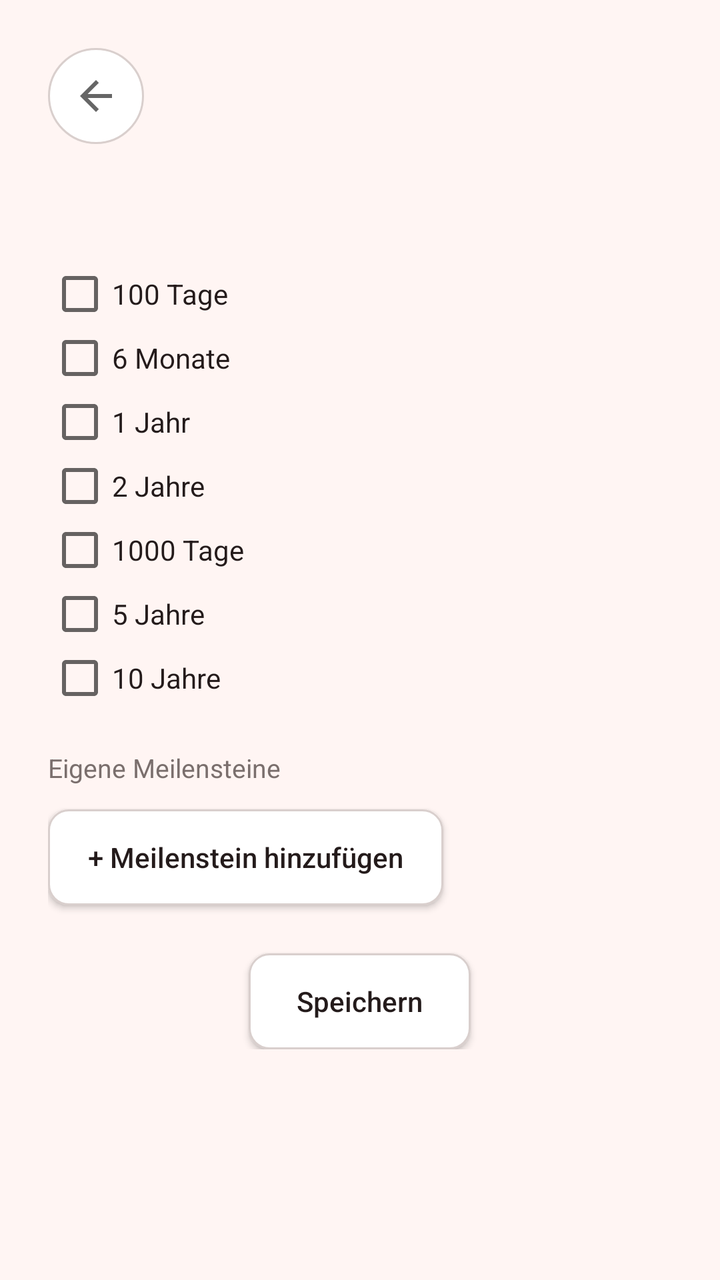
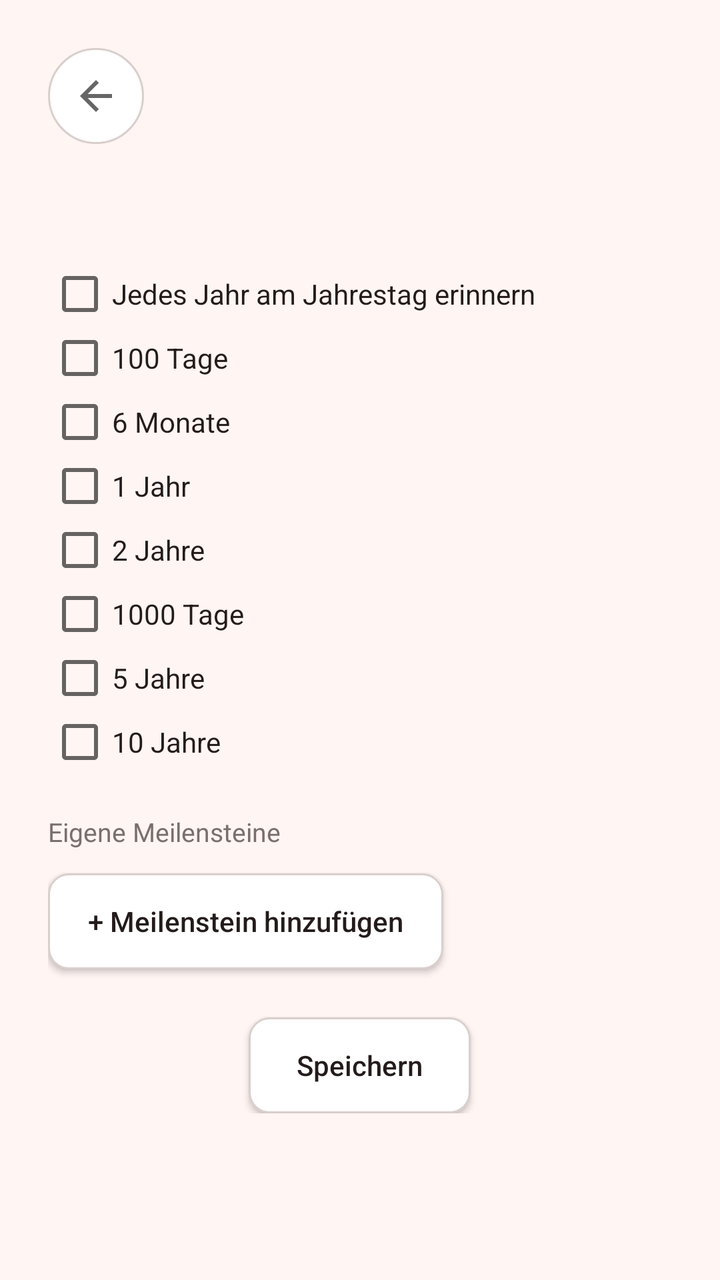

The first picture is an Android layout as it rendered before a commit; the second is the same layout after the commit. The layout source and the unified diff follow.
<!-- AndroidManifest.xml: activity theme Theme.AnniversaryCounter -->
<!-- res/layout/activity_milestone_settings.xml -->
<?xml version="1.0" encoding="utf-8"?>
<ScrollView xmlns:android="http://schemas.android.com/apk/res/android"
    android:layout_width="match_parent"
    android:layout_height="match_parent"
    android:background="@color/bg">

    <LinearLayout
        android:layout_width="match_parent"
        android:layout_height="wrap_content"
        android:orientation="vertical"
        android:padding="24dp">

        <ImageButton
            android:id="@+id/btnBack"
            android:layout_width="48dp"
            android:layout_height="48dp"
            android:layout_marginBottom="16dp"
            android:background="@drawable/btn_circle"
            android:contentDescription="@string/back"
            android:padding="12dp"
            android:src="@drawable/ic_back" />

        <TextView
            android:id="@+id/tvMilestoneTitle"
            android:layout_width="wrap_content"
            android:layout_height="wrap_content"
            android:layout_marginBottom="16dp"
            android:textColor="@color/text_primary"
            android:textSize="20sp"
            android:textStyle="bold" />

        <CheckBox
            android:id="@+id/cbDays100"
            android:layout_width="wrap_content"
            android:layout_height="wrap_content"
            android:text="@string/milestone_days_100"
            android:textColor="@color/text_primary" />

        <CheckBox
            android:id="@+id/cbMonths6"
            android:layout_width="wrap_content"
            android:layout_height="wrap_content"
            android:text="@string/milestone_months_6"
            android:textColor="@color/text_primary" />

        <CheckBox
            android:id="@+id/cbYears1"
            android:layout_width="wrap_content"
            android:layout_height="wrap_content"
            android:text="@string/milestone_years_1"
            android:textColor="@color/text_primary" />

        <CheckBox
            android:id="@+id/cbYears2"
            android:layout_width="wrap_content"
            android:layout_height="wrap_content"
            android:text="@string/milestone_years_2"
            android:textColor="@color/text_primary" />

        <CheckBox
            android:id="@+id/cbDays1000"
            android:layout_width="wrap_content"
            android:layout_height="wrap_content"
            android:text="@string/milestone_days_1000"
            android:textColor="@color/text_primary" />

        <CheckBox
            android:id="@+id/cbYears5"
            android:layout_width="wrap_content"
            android:layout_height="wrap_content"
            android:text="@string/milestone_years_5"
            android:textColor="@color/text_primary" />

        <CheckBox
            android:id="@+id/cbYears10"
            android:layout_width="wrap_content"
            android:layout_height="wrap_content"
            android:layout_marginBottom="20dp"
            android:text="@string/milestone_years_10"
            android:textColor="@color/text_primary" />

        <TextView
            android:layout_width="wrap_content"
            android:layout_height="wrap_content"
            android:layout_marginBottom="8dp"
            android:text="@string/milestone_custom_section_title"
            android:textColor="@color/text_secondary"
            android:textSize="13sp" />

        <LinearLayout
            android:id="@+id/customMilestonesContainer"
            android:layout_width="match_parent"
            android:layout_height="wrap_content"
            android:orientation="vertical" />

        <Button
            android:id="@+id/btnAddMilestoneRow"
            android:layout_width="wrap_content"
            android:layout_height="wrap_content"
            android:layout_marginTop="4dp"
            android:layout_marginBottom="24dp"
            android:background="@drawable/btn_outline"
            android:paddingStart="20dp"
            android:paddingTop="10dp"
            android:paddingEnd="20dp"
            android:paddingBottom="10dp"
            android:text="@string/milestone_add_custom"
            android:textAllCaps="false"
            android:textColor="@color/text_primary" />

        <Button
            android:id="@+id/btnSaveMilestones"
            android:layout_width="wrap_content"
            android:layout_height="wrap_content"
            android:layout_gravity="center_horizontal"
            android:background="@drawable/btn_outline"
            android:paddingStart="24dp"
            android:paddingTop="12dp"
            android:paddingEnd="24dp"
            android:paddingBottom="12dp"
            android:text="@string/widget_save"
            android:textAllCaps="false"
            android:textColor="@color/text_primary" />

    </LinearLayout>
</ScrollView>
<!-- resources referenced by this layout -->
<resources>
  <color name="bg">#FFF5F3</color>
  <color name="text_primary">#241B1B</color>
  <color name="text_secondary">#7A6F6D</color>
  <!-- drawable btn_circle (drawable) -->
  <?xml version="1.0" encoding="utf-8"?>
  <shape xmlns:android="http://schemas.android.com/apk/res/android"
      android:shape="oval">
      <solid android:color="@color/icon_bg" />
      <stroke
          android:width="1dp"
          android:color="@color/outline" />
  </shape>
  <!-- drawable btn_outline (drawable) -->
  <?xml version="1.0" encoding="utf-8"?>
  <shape xmlns:android="http://schemas.android.com/apk/res/android"
      android:shape="rectangle">
      <solid android:color="@color/icon_bg" />
      <stroke
          android:width="1dp"
          android:color="@color/outline" />
      <corners android:radius="10dp" />
  </shape>
  <!-- drawable ic_back (drawable) -->
  <?xml version="1.0" encoding="utf-8"?>
  <vector xmlns:android="http://schemas.android.com/apk/res/android"
      android:width="24dp"
      android:height="24dp"
      android:viewportWidth="24"
      android:viewportHeight="24"
      android:tint="?attr/colorControlNormal">
      <path
          android:fillColor="#FFFFFFFF"
          android:pathData="M20,11H7.83l5.59,-5.59L12,4l-8,8l8,8l1.41,-1.41L7.83,13H20V11z" />
  </vector>
  <string name="back">Zurück</string>
  <string name="milestone_add_custom">+ Meilenstein hinzufügen</string>
  <string name="milestone_custom_section_title">Eigene Meilensteine</string>
  <string name="milestone_days_100">100 Tage</string>
  <string name="milestone_days_1000">1000 Tage</string>
  <string name="milestone_months_6">6 Monate</string>
  <string name="milestone_years_1">1 Jahr</string>
  <string name="milestone_years_10">10 Jahre</string>
  <string name="milestone_years_2">2 Jahre</string>
  <string name="milestone_years_5">5 Jahre</string>
  <string name="widget_save">Speichern</string>
  <style name="Theme.AnniversaryCounter" parent="Theme.AppCompat.DayNight.NoActionBar">
          <item name="android:windowBackground">@color/bg</item>
          <item name="android:statusBarColor">@color/bg</item>
          <item name="android:navigationBarColor">@color/bg</item>
          <item name="colorAccent">@color/text_primary</item>
      </style>
  <color name="icon_bg">#FFFFFF</color>
  <color name="outline">#D9CFCD</color>
</resources>

<!-- the commit's change to res/layout/activity_milestone_settings.xml (unified diff, before → after) -->
@@ -28,6 +28,13 @@
             android:textColor="@color/text_primary"
             android:textSize="20sp"
             android:textStyle="bold" />
+
+        <CheckBox
+            android:id="@+id/cbYearly"
+            android:layout_width="wrap_content"
+            android:layout_height="wrap_content"
+            android:text="@string/milestone_yearly"
+            android:textColor="@color/text_primary" />
 
         <CheckBox
             android:id="@+id/cbDays100"
<!-- resource entries referenced after the edit -->
@@ -40,6 +40,7 @@
   <string name="milestone_days_100">100 Tage</string>
   <string name="milestone_days_1000">1000 Tage</string>
   <string name="milestone_months_6">6 Monate</string>
+  <string name="milestone_yearly">Jedes Jahr am Jahrestag erinnern</string>
   <string name="milestone_years_1">1 Jahr</string>
   <string name="milestone_years_10">10 Jahre</string>
   <string name="milestone_years_2">2 Jahre</string>
